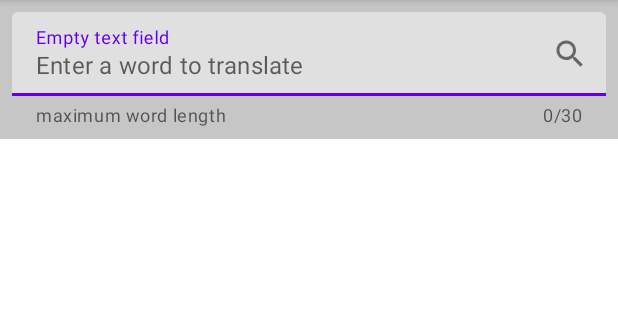
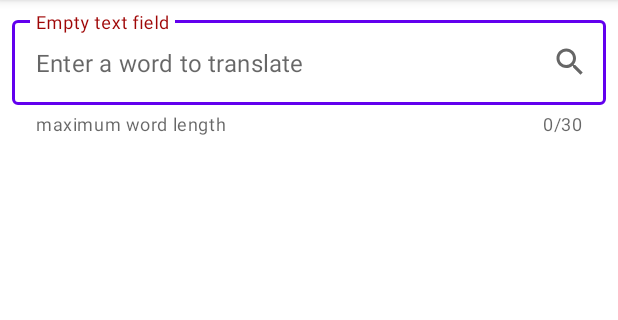
Before and after one commit to kosykt/GB_PProg_HW_APP, an Android app: the screen it shows after launch (MainActivity), after a tap on an icon or button, on a phone screen of 412 x 824 dp, the part 84-404 px from its top. Run offline under Robolectric (Android 15) with nearby library versions, the phone set to English and light mode, and no system bars; libraries missing offline, so code that uses them is left out: moxy.ktx.moxyPresenter.

Commit message:
измененно поведение ff_til и ff_rv

```diff
--- a/app/src/main/java/com/example/gb_pprog/presentation/firstfragment/FirstFragment.kt
+++ b/app/src/main/java/com/example/gb_pprog/presentation/firstfragment/FirstFragment.kt
@@ -1,10 +1,11 @@
 package com.example.gb_pprog.presentation.firstfragment
 
+import android.content.res.ColorStateList
 import android.os.Bundle
 import android.view.LayoutInflater
 import android.view.View
 import android.view.ViewGroup
-import android.widget.Toast
+import androidx.core.content.ContextCompat
 import com.example.gb_pprog.R
 import com.example.gb_pprog.databinding.FragmentFirstBinding
 import com.example.gb_pprog.domain.model.DomainModel
@@ -41,11 +42,24 @@ class FirstFragment : MvpAppCompatFragment(), FirstView {
         binding.ffRv.adapter = adapter
         binding.ffTil.setEndIconOnClickListener {
             if (binding.ffTiet.text.isNullOrEmpty()) {
-                binding.ffTil.hint = getString(R.string.ff_til_hint_text_is_null_or_empty)
+                refreshView(R.string.ff_til_hint_text_is_null_or_empty, R.color.ff_til_hint_error)
             } else {
-                binding.ffTil.hint = ""
+                refreshView(R.string.ff_til_hint_text, R.color.purple_700)
                 presenter.translate(binding.ffTiet.text.toString())
             }
+        }
+    }
+
+    private fun refreshView(hintText: Int, hintColor: Int) {
+        adapter.submitList(null)
+        binding.ffTil.apply {
+            hint = getString(hintText)
+            hintTextColor = ColorStateList.valueOf(
+                ContextCompat.getColor(
+                    requireContext(),
+                    hintColor
+                )
+            )
         }
     }
 
--- a/app/src/main/res/layout/fragment_first.xml
+++ b/app/src/main/res/layout/fragment_first.xml
@@ -13,12 +13,12 @@
         android:padding="@dimen/ff_til_padding"
         app:counterEnabled="true"
         app:endIconCheckable="true"
+        style="@style/Widget.MaterialComponents.TextInputLayout.OutlinedBox"
         android:hint="@string/ff_til_hint_text"
         app:placeholderText="@string/ff_til_place_holder_text"
         app:helperText="@string/ff_til_helper_text"
         app:counterMaxLength="@integer/ff_til_input_max_counter"
         app:endIconDrawable="@drawable/ic_baseline_search_24"
-        android:background="@color/ff_text_input_layout_background"
         app:endIconMode="custom"
         app:layout_constraintBottom_toTopOf="@id/ff_rv"
         app:layout_constraintEnd_toEndOf="parent"
@@ -31,6 +31,7 @@
             android:layout_width="match_parent"
             android:layout_height="wrap_content"
             android:inputType="text"
+            android:backgroundTintMode="screen"
             android:maxLength="@integer/ff_tiet_input_max_counter" />
     </com.google.android.material.textfield.TextInputLayout>
 
--- a/app/src/main/res/values/colors.xml
+++ b/app/src/main/res/values/colors.xml
@@ -8,6 +8,6 @@
     <color name="black">#FF000000</color>
     <color name="white">#FFFFFFFF</color>
     <color name="ff_item_card_background">#D9E6E8</color>
-    <color name="ff_text_input_layout_background">#C6C6C6</color>
+    <color name="ff_til_hint_error">#9F0606</color>
 
 </resources>
```
